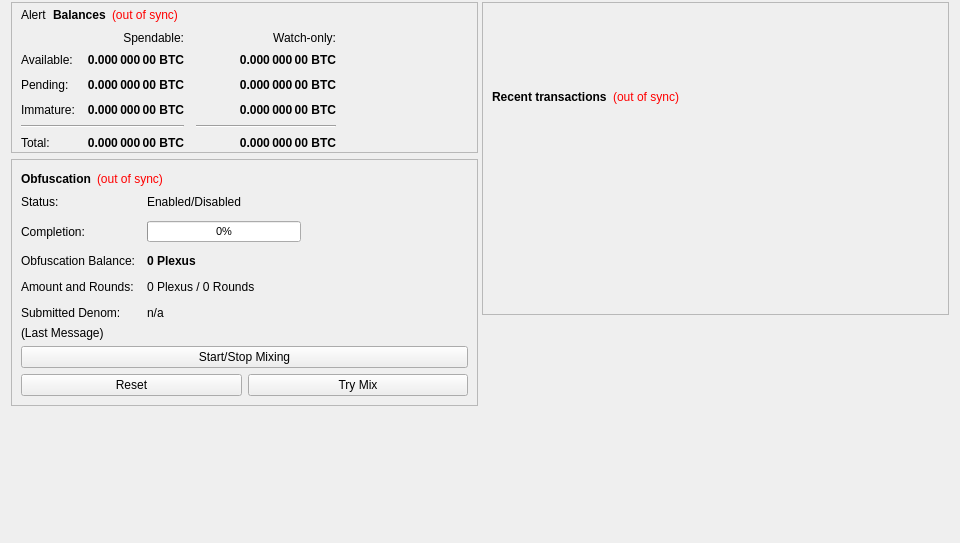
The window that src/qt/forms/overviewpage.ui (altcuim/Plexus) describes before a commit, drawn with Qt 5.
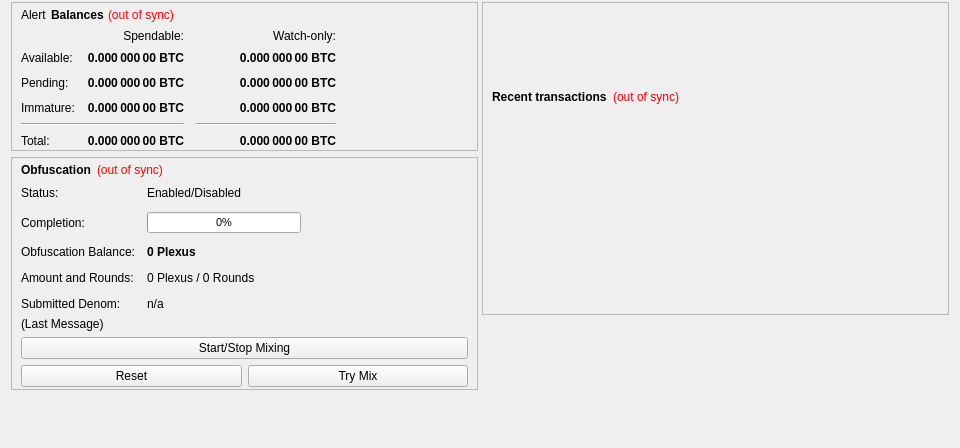
The same window after the commit.

Commit message: modified:   src/qt/bitcoingui.cpp 	modified:   src/qt/forms/overviewpage.ui 	modified:   src/qt/res/css/default.css

Patch:
```diff
--- a/src/qt/forms/overviewpage.ui
+++ b/src/qt/forms/overviewpage.ui
@@ -7,7 +7,7 @@
     <x>0</x>
     <y>0</y>
     <width>960</width>
-    <height>543</height>
+    <height>448</height>
    </rect>
   </property>
   <property name="minimumSize">
@@ -48,6 +48,9 @@
           <enum>QFrame::Raised</enum>
          </property>
          <layout class="QVBoxLayout" name="verticalLayout_4">
+          <property name="spacing">
+           <number>4</number>
+          </property>
           <property name="topMargin">
            <number>2</number>
           </property>
@@ -431,6 +434,15 @@
           <enum>QFrame::Raised</enum>
          </property>
          <layout class="QVBoxLayout" name="verticalLayout_5">
+          <property name="spacing">
+           <number>6</number>
+          </property>
+          <property name="topMargin">
+           <number>2</number>
+          </property>
+          <property name="bottomMargin">
+           <number>2</number>
+          </property>
           <item>
            <layout class="QHBoxLayout" name="horizontalLayout_5">
             <item>
@@ -599,6 +611,12 @@
             </property>
             <item>
              <widget class="QLabel" name="obfuscationStatus">
+              <property name="sizePolicy">
+               <sizepolicy hsizetype="Preferred" vsizetype="Fixed">
+                <horstretch>0</horstretch>
+                <verstretch>0</verstretch>
+               </sizepolicy>
+              </property>
               <property name="minimumSize">
                <size>
                 <width>0</width>
@@ -622,7 +640,7 @@
                <bool>true</bool>
               </property>
               <property name="sizePolicy">
-               <sizepolicy hsizetype="Fixed" vsizetype="Fixed">
+               <sizepolicy hsizetype="MinimumExpanding" vsizetype="Fixed">
                 <horstretch>0</horstretch>
                 <verstretch>0</verstretch>
                </sizepolicy>
@@ -635,8 +653,8 @@
               </property>
               <property name="maximumSize">
                <size>
-                <width>500</width>
-                <height>500</height>
+                <width>16777215</width>
+                <height>16777215</height>
                </size>
               </property>
               <property name="layoutDirection">
```
The commit also changes 2 other files.
